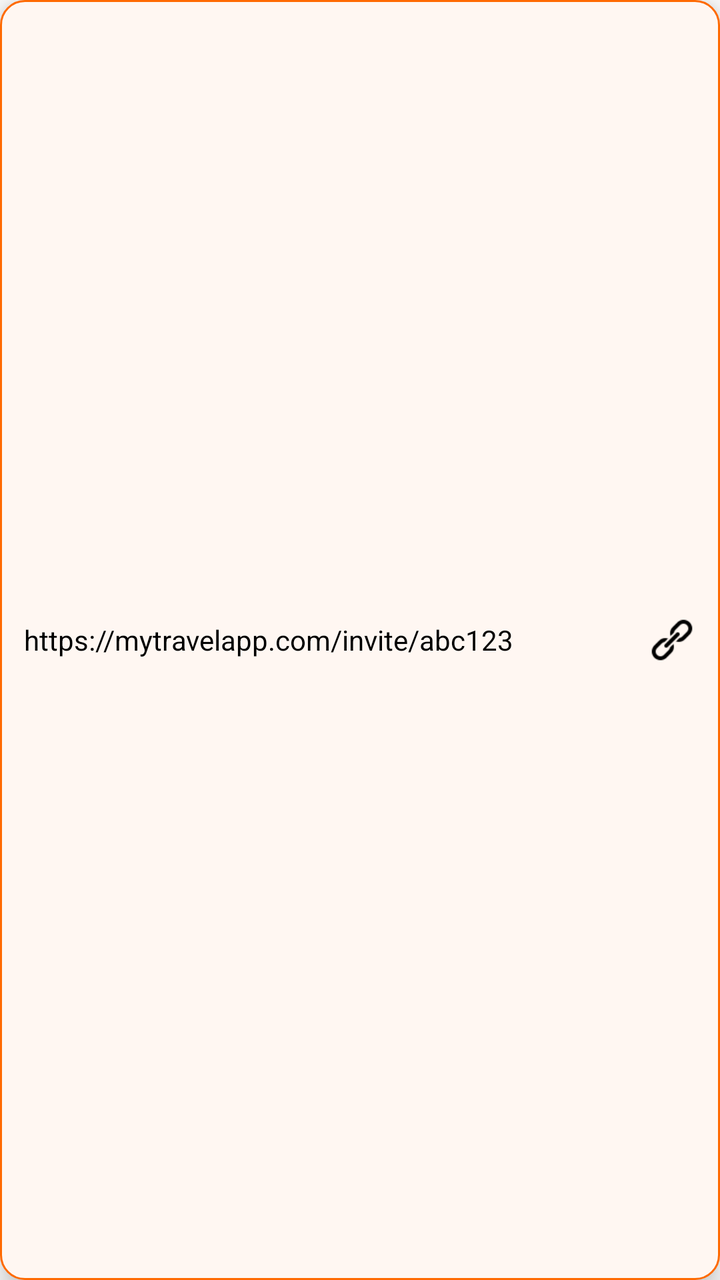
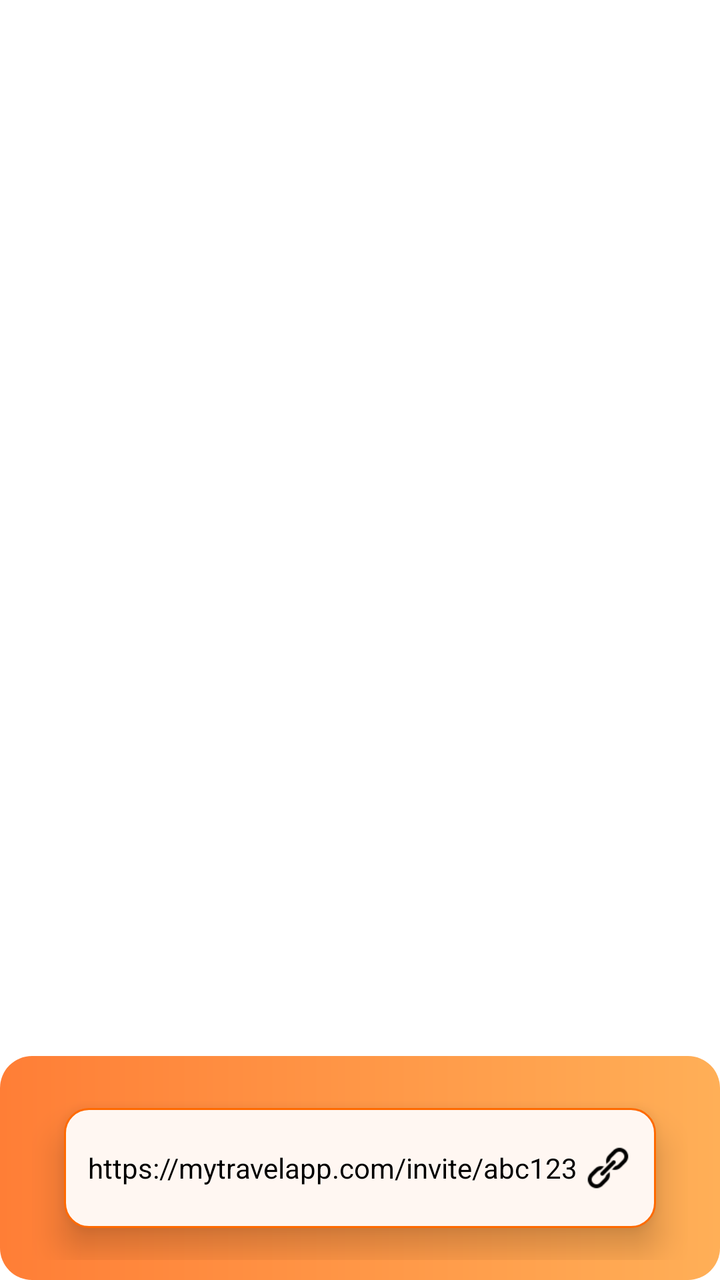

The first picture is an Android layout as it rendered before a commit; the second is the same layout after the commit. The layout source and the unified diff follow.
<!-- AndroidManifest.xml: application theme Theme.MaterialComponents.DayNight.NoActionBar -->
<!-- res/layout/link_popup.xml -->
<?xml version="1.0" encoding="utf-8"?>
<LinearLayout xmlns:android="http://schemas.android.com/apk/res/android"
    xmlns:app="http://schemas.android.com/apk/res-auto"
    android:orientation="horizontal"
    android:layout_width="match_parent"
    android:layout_height="wrap_content"
    android:background="@drawable/edittext_orange_border"
    android:padding="12dp"
    android:layout_margin="16dp"
    android:elevation="8dp"
    android:gravity="center_vertical">

    <EditText
        android:id="@+id/editLink"
        android:layout_width="0dp"
        android:layout_weight="1"
        android:layout_height="wrap_content"
        android:text="https://mytravelapp.com/invite/abc123"
        android:focusable="false"
        android:background="@android:color/transparent"
        android:textColor="@color/black"
        android:textSize="14sp" />

    <ImageView
        android:id="@+id/btnCopy"
        android:layout_width="24dp"
        android:layout_height="24dp"
        app:srcCompat="@drawable/icon_copy"
        app:tint="@color/black" />
</LinearLayout>
<!-- resources referenced by this layout -->
<resources>
  <color name="black">#FF000000</color>
  <!-- drawable edittext_orange_border (drawable) -->
  <shape xmlns:android="http://schemas.android.com/apk/res/android">
      <solid android:color="#FFF7F2"/>
      <stroke android:width="1dp" android:color="#FF6A00"/>
      <corners android:radius="12dp"/>
  </shape>
  <!-- drawable icon_copy: png bitmap (drawable, 726 bytes) -->
</resources>

<!-- the commit's change to res/layout/link_popup.xml (unified diff, before → after) -->
@@ -1,30 +1,50 @@
 <?xml version="1.0" encoding="utf-8"?>
-<LinearLayout xmlns:android="http://schemas.android.com/apk/res/android"
+<FrameLayout xmlns:android="http://schemas.android.com/apk/res/android"
     xmlns:app="http://schemas.android.com/apk/res-auto"
-    android:orientation="horizontal"
     android:layout_width="match_parent"
     android:layout_height="wrap_content"
-    android:background="@drawable/edittext_orange_border"
-    android:padding="12dp"
-    android:layout_margin="16dp"
-    android:elevation="8dp"
-    android:gravity="center_vertical">
+    android:layout_gravity="bottom"
+    android:paddingTop="20dp"
+    android:paddingBottom="0dp">
 
-    <EditText
-        android:id="@+id/editLink"
-        android:layout_width="0dp"
-        android:layout_weight="1"
+    
+    <LinearLayout
+        android:layout_width="match_parent"
         android:layout_height="wrap_content"
-        android:text="https://mytravelapp.com/invite/abc123"
-        android:focusable="false"
-        android:background="@android:color/transparent"
-        android:textColor="@color/black"
-        android:textSize="14sp" />
+        android:layout_gravity="bottom"
+        android:layout_margin="0dp"
+        android:background="@drawable/bg_search_orange"
+        android:orientation="vertical">
 
-    <ImageView
-        android:id="@+id/btnCopy"
-        android:layout_width="24dp"
-        android:layout_height="24dp"
-        app:srcCompat="@drawable/icon_copy"
-        app:tint="@color/black" />
-</LinearLayout>
+        
+        <LinearLayout
+            android:layout_width="match_parent"
+            android:layout_height="60dp"
+            android:layout_margin="16dp"
+            android:background="@drawable/edittext_orange_border"
+            android:elevation="10dp"
+            android:gravity="center_vertical"
+            android:orientation="horizontal"
+            android:padding="12dp">
+
+            <EditText
+                android:id="@+id/editLink"
+                android:layout_width="0dp"
+                android:layout_height="wrap_content"
+                android:layout_weight="1"
+                android:background="@android:color/transparent"
+                android:focusable="false"
+                android:text="https://mytravelapp.com/invite/abc123"
+                android:textColor="@color/black"
+                android:textSize="14sp" />
+
+            <ImageView
+                android:id="@+id/btnCopy"
+                android:layout_width="24dp"
+                android:layout_height="24dp"
+                app:srcCompat="@drawable/icon_copy"
+                app:tint="@color/black" />
+        </LinearLayout>
+    </LinearLayout>
+
+</FrameLayout>
<!-- resource entries referenced after the edit -->
@@ -1,6 +1,12 @@
 <!-- resources referenced by this layout -->
 <resources>
   <color name="black">#FF000000</color>
+  <!-- drawable bg_search_orange (drawable) -->
+  <shape xmlns:android="http://schemas.android.com/apk/res/android">
+      <corners android:radius="16dp"/>
+      <gradient android:startColor="#FF7E36" android:endColor="#FFAF57" android:angle="0"/>
+      <padding android:left="16dp" android:top="10dp" android:right="16dp" android:bottom="10dp"/>
+  </shape>
   <!-- drawable edittext_orange_border (drawable) -->
   <shape xmlns:android="http://schemas.android.com/apk/res/android">
       <solid android:color="#FFF7F2"/>
